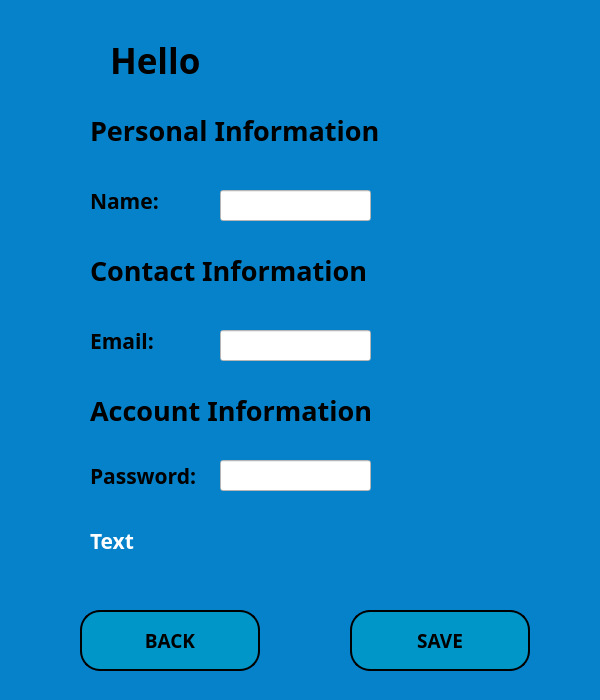
The window that customer_edit_window.ui (melikkekaya/BankingApp_SQL) describes before a commit, drawn with Qt 5.
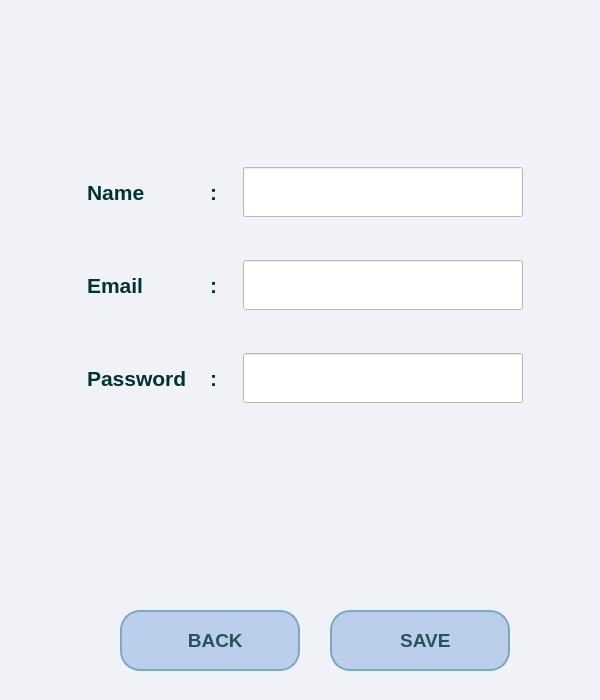
The same window after the commit. Icons and pictures are not drawn.

What changed in the file:
```diff
--- a/customer_edit_window.ui
+++ b/customer_edit_window.ui
@@ -14,173 +14,37 @@
    <string>MainWindow</string>
   </property>
   <property name="styleSheet">
-   <string notr="true">background-color: rgb(5, 130, 202);</string>
+   <string notr="true">background-color: rgb(241, 242, 248);</string>
   </property>
   <widget class="QWidget" name="centralwidget">
-   <widget class="QLabel" name="cseditwdw_lbl_heading">
-    <property name="geometry">
-     <rect>
-      <x>110</x>
-      <y>20</y>
-      <width>191</width>
-      <height>81</height>
-     </rect>
-    </property>
-    <property name="font">
-     <font>
-      <family>Bahnschrift SemiBold</family>
-      <pointsize>26</pointsize>
-      <weight>75</weight>
-      <bold>true</bold>
-     </font>
-    </property>
-    <property name="text">
-     <string>Hello</string>
-    </property>
-   </widget>
    <widget class="QLabel" name="cseditwdw_lbl_showname">
     <property name="geometry">
      <rect>
-      <x>290</x>
-      <y>20</y>
-      <width>191</width>
-      <height>81</height>
+      <x>90</x>
+      <y>30</y>
+      <width>451</width>
+      <height>71</height>
      </rect>
     </property>
+    <property name="font">
+     <font>
+      <family>Arial</family>
+      <pointsize>24</pointsize>
+      <weight>75</weight>
+      <bold>true</bold>
+     </font>
+    </property>
+    <property name="styleSheet">
+     <string notr="true">color: rgb(0, 51, 51);</string>
+    </property>
     <property name="text">
      <string/>
     </property>
    </widget>
-   <widget class="QLabel" name="cseditwdw_lbl_headingPers">
-    <property name="geometry">
-     <rect>
-      <x>90</x>
-      <y>110</y>
-      <width>321</width>
-      <height>41</height>
-     </rect>
-    </property>
-    <property name="font">
-     <font>
-      <family>Bahnschrift SemiBold</family>
-      <pointsize>20</pointsize>
-      <weight>75</weight>
-      <bold>true</bold>
-     </font>
-    </property>
-    <property name="text">
-     <string>Personal Information</string>
-    </property>
-   </widget>
-   <widget class="QLabel" name="cseditwdw_lbl_name">
-    <property name="geometry">
-     <rect>
-      <x>90</x>
-      <y>180</y>
-      <width>91</width>
-      <height>41</height>
-     </rect>
-    </property>
-    <property name="font">
-     <font>
-      <family>Bahnschrift SemiBold</family>
-      <pointsize>16</pointsize>
-      <weight>75</weight>
-      <bold>true</bold>
-     </font>
-    </property>
-    <property name="text">
-     <string>Name:</string>
-    </property>
-   </widget>
-   <widget class="QLabel" name="cseditwdw_lbl_headingCntc">
-    <property name="geometry">
-     <rect>
-      <x>90</x>
-      <y>250</y>
-      <width>321</width>
-      <height>41</height>
-     </rect>
-    </property>
-    <property name="font">
-     <font>
-      <family>Bahnschrift SemiBold</family>
-      <pointsize>20</pointsize>
-      <weight>75</weight>
-      <bold>true</bold>
-     </font>
-    </property>
-    <property name="text">
-     <string>Contact Information</string>
-    </property>
-   </widget>
-   <widget class="QLabel" name="cseditwdw_lbl_email">
-    <property name="geometry">
-     <rect>
-      <x>90</x>
-      <y>320</y>
-      <width>91</width>
-      <height>41</height>
-     </rect>
-    </property>
-    <property name="font">
-     <font>
-      <family>Bahnschrift SemiBold</family>
-      <pointsize>16</pointsize>
-      <weight>75</weight>
-      <bold>true</bold>
-     </font>
-    </property>
-    <property name="text">
-     <string>Email:</string>
-    </property>
-   </widget>
-   <widget class="QLabel" name="cseditwdw_lbl_headingAcc">
-    <property name="geometry">
-     <rect>
-      <x>90</x>
-      <y>390</y>
-      <width>321</width>
-      <height>41</height>
-     </rect>
-    </property>
-    <property name="font">
-     <font>
-      <family>Bahnschrift SemiBold</family>
-      <pointsize>20</pointsize>
-      <weight>75</weight>
-      <bold>true</bold>
-     </font>
-    </property>
-    <property name="text">
-     <string>Account Information</string>
-    </property>
-   </widget>
-   <widget class="QLabel" name="cseditwdw_lbl_password">
-    <property name="geometry">
-     <rect>
-      <x>90</x>
-      <y>460</y>
-      <width>131</width>
-      <height>31</height>
-     </rect>
-    </property>
-    <property name="font">
-     <font>
-      <family>Bahnschrift SemiBold</family>
-      <pointsize>16</pointsize>
-      <weight>75</weight>
-      <bold>true</bold>
-     </font>
-    </property>
-    <property name="text">
-     <string>Password:</string>
-    </property>
-   </widget>
    <widget class="QPushButton" name="cseditwdw_btn_save">
     <property name="geometry">
      <rect>
-      <x>350</x>
+      <x>330</x>
       <y>610</y>
       <width>180</width>
       <height>61</height>
@@ -188,76 +52,43 @@
     </property>
     <property name="font">
      <font>
-      <family>Bahnschrift SemiBold</family>
+      <family>Arial</family>
       <pointsize>14</pointsize>
       <weight>75</weight>
       <bold>true</bold>
      </font>
     </property>
     <property name="styleSheet">
-     <string notr="true">QPushButton {
-background-color: rgb(0, 150, 199);
-   border-color: rgb(66, 167, 255);
-   border-bottom-color: rgb(255, 255, 255);
-   border:2px solid rgb(202, 240, 248);
-   border-radius:20px;
-   border-color: black;
+     <string notr="true">QPushButton{
+color: rgb(39, 82, 97);
+background-color: rgb(187, 207, 237);
+border:2px solid rgb(123, 169, 191);
+border-radius:20px
 }
 
 QPushButton:hover {
-     background-color: rgb(202, 240, 248);
-     border:2px solid rgb(202, 240, 248);
-}
-    
-   </string>
+     background-color: rgb(225, 229, 241);
+     border:2px solid rgb(196, 218, 245);
+}</string>
     </property>
     <property name="text">
-     <string>SAVE</string>
+     <string>  SAVE</string>
     </property>
-   </widget>
-   <widget class="QLineEdit" name="cseditwdw_linedit_CSname_show">
-    <property name="geometry">
-     <rect>
-      <x>220</x>
-      <y>190</y>
-      <width>151</width>
-      <height>31</height>
-     </rect>
+    <property name="icon">
+     <iconset>
+      <normaloff>icons/save.png</normaloff>icons/save.png</iconset>
     </property>
-    <property name="styleSheet">
-     <string notr="true">background-color: rgb(255, 255, 255);</string>
-    </property>
-   </widget>
-   <widget class="QLineEdit" name="cseditwdw_linedit_CSemail_show">
-    <property name="geometry">
-     <rect>
-      <x>220</x>
-      <y>330</y>
-      <width>151</width>
-      <height>31</height>
-     </rect>
-    </property>
-    <property name="styleSheet">
-     <string notr="true">background-color: rgb(255, 255, 255);</string>
-    </property>
-   </widget>
-   <widget class="QLineEdit" name="cseditwdw_linedit_CSpassword_show">
-    <property name="geometry">
-     <rect>
-      <x>220</x>
-      <y>460</y>
-      <width>151</width>
-      <height>31</height>
-     </rect>
-    </property>
-    <property name="styleSheet">
-     <string notr="true">background-color: rgb(255, 255, 255);</string>
+    <property name="iconSize">
+     <size>
+      <width>40</width>
+      <height>40</height>
+     </size>
     </property>
    </widget>
    <widget class="QPushButton" name="cseditwdw_btn_back">
     <property name="geometry">
      <rect>
-      <x>80</x>
+      <x>120</x>
       <y>610</y>
       <width>180</width>
       <height>61</height>
@@ -265,45 +96,52 @@
     </property>
     <property name="font">
      <font>
-      <family>Bahnschrift SemiBold</family>
+      <family>Arial</family>
       <pointsize>14</pointsize>
       <weight>75</weight>
       <bold>true</bold>
      </font>
     </property>
     <property name="styleSheet">
-     <string notr="true">QPushButton {
-background-color: rgb(0, 150, 199);
-   border-color: rgb(66, 167, 255);
-   border-bottom-color: rgb(255, 255, 255);
-   border:2px solid rgb(202, 240, 248);
-   border-radius:20px;
-   border-color: black;
+     <string notr="true">QPushButton{
+color: rgb(39, 82, 97);
+background-color: rgb(187, 207, 237);
+border:2px solid rgb(123, 169, 191);
+border-radius:20px
 }
 
 QPushButton:hover {
      background-color: rgb(202, 240, 248);
      border:2px solid rgb(202, 240, 248);
 }
-    
    </string>
     </property>
     <property name="text">
-     <string>BACK</string>
+     <string>  BACK</string>
+    </property>
+    <property name="icon">
+     <iconset>
+      <normaloff>icons/back-arrow.png</normaloff>icons/back-arrow.png</iconset>
+    </property>
+    <property name="iconSize">
+     <size>
+      <width>40</width>
+      <height>40</height>
+     </size>
     </property>
    </widget>
    <widget class="QLabel" name="cseditwdw_label_successave">
     <property name="geometry">
      <rect>
-      <x>90</x>
-      <y>520</y>
-      <width>261</width>
+      <x>80</x>
+      <y>480</y>
+      <width>441</width>
       <height>41</height>
      </rect>
     </property>
     <property name="font">
      <font>
-      <family>Bahnschrift SemiBold</family>
+      <family>Arial</family>
       <pointsize>16</pointsize>
       <weight>75</weight>
       <bold>true</bold>
@@ -313,9 +151,282 @@
      <string notr="true">color: rgb(255, 255, 255);</string>
     </property>
     <property name="text">
-     <string>Text</string>
+     <string/>
     </property>
    </widget>
+   <widget class="QWidget" name="gridLayoutWidget_2">
+    <property name="geometry">
+     <rect>
+      <x>80</x>
+      <y>130</y>
+      <width>451</width>
+      <height>311</height>
+     </rect>
+    </property>
+    <layout class="QGridLayout" name="gridLayout_2">
+     <item row="0" column="2">
+      <widget class="QLineEdit" name="cseditwdw_linedit_CSname_show">
+       <property name="enabled">
+        <bool>true</bool>
+       </property>
+       <property name="sizePolicy">
+        <sizepolicy hsizetype="Ignored" vsizetype="Ignored">
+         <horstretch>0</horstretch>
+         <verstretch>0</verstretch>
+        </sizepolicy>
+       </property>
+       <property name="minimumSize">
+        <size>
+         <width>250</width>
+         <height>50</height>
+        </size>
+       </property>
+       <property name="maximumSize">
+        <size>
+         <width>280</width>
+         <height>50</height>
+        </size>
+       </property>
+       <property name="font">
+        <font>
+         <family>Arial</family>
+        </font>
+       </property>
+       <property name="styleSheet">
+        <string notr="true">background-color: rgb(255, 255, 255);</string>
+       </property>
+      </widget>
+     </item>
+     <item row="0" column="0">
+      <widget class="QLabel" name="cseditwdw_lbl_name">
+       <property name="minimumSize">
+        <size>
+         <width>110</width>
+         <height>50</height>
+        </size>
+       </property>
+       <property name="maximumSize">
+        <size>
+         <width>110</width>
+         <height>50</height>
+        </size>
+       </property>
+       <property name="font">
+        <font>
+         <family>Arial</family>
+         <pointsize>16</pointsize>
+         <weight>75</weight>
+         <bold>true</bold>
+        </font>
+       </property>
+       <property name="styleSheet">
+        <string notr="true">color: rgb(0, 51, 51);</string>
+       </property>
+       <property name="text">
+        <string>Name</string>
+       </property>
+      </widget>
+     </item>
+     <item row="1" column="0">
+      <widget class="QLabel" name="cseditwdw_lbl_email">
+       <property name="minimumSize">
+        <size>
+         <width>110</width>
+         <height>50</height>
+        </size>
+       </property>
+       <property name="maximumSize">
+        <size>
+         <width>110</width>
+         <height>50</height>
+        </size>
+       </property>
+       <property name="font">
+        <font>
+         <family>Arial</family>
+         <pointsize>16</pointsize>
+         <weight>75</weight>
+         <bold>true</bold>
+        </font>
+       </property>
+       <property name="styleSheet">
+        <string notr="true">color: rgb(0, 51, 51);</string>
+       </property>
+       <property name="text">
+        <string>Email</string>
+       </property>
+      </widget>
+     </item>
+     <item row="0" column="1">
+      <widget class="QLabel" name="lbl">
+       <property name="minimumSize">
+        <size>
+         <width>20</width>
+         <height>50</height>
+        </size>
+       </property>
+       <property name="maximumSize">
+        <size>
+         <width>20</width>
+         <height>50</height>
+        </size>
+       </property>
+       <property name="font">
+        <font>
+         <family>Arial</family>
+         <pointsize>16</pointsize>
+         <weight>75</weight>
+         <bold>true</bold>
+        </font>
+       </property>
+       <property name="styleSheet">
+        <string notr="true">color: rgb(0, 51, 51);</string>
+       </property>
+       <property name="text">
+        <string>:</string>
+       </property>
+      </widget>
+     </item>
+     <item row="1" column="2">
+      <widget class="QLineEdit" name="cseditwdw_linedit_CSemail_show">
+       <property name="minimumSize">
+        <size>
+         <width>0</width>
+         <height>50</height>
+        </size>
+       </property>
+       <property name="maximumSize">
+        <size>
+         <width>280</width>
+         <height>50</height>
+        </size>
+       </property>
+       <property name="font">
+        <font>
+         <family>Arial</family>
+        </font>
+       </property>
+       <property name="styleSheet">
+        <string notr="true">background-color: rgb(255, 255, 255);</string>
+       </property>
+      </widget>
+     </item>
+     <item row="2" column="0">
+      <widget class="QLabel" name="cseditwdw_lbl_password">
+       <property name="minimumSize">
+        <size>
+         <width>110</width>
+         <height>50</height>
+        </size>
+       </property>
+       <property name="maximumSize">
+        <size>
+         <width>110</width>
+         <height>50</height>
+        </size>
+       </property>
+       <property name="font">
+        <font>
+         <family>Arial</family>
+         <pointsize>16</pointsize>
+         <weight>75</weight>
+         <bold>true</bold>
+        </font>
+       </property>
+       <property name="styleSheet">
+        <string notr="true">color: rgb(0, 51, 51);</string>
+       </property>
+       <property name="text">
+        <string>Password</string>
+       </property>
+      </widget>
+     </item>
+     <item row="2" column="2">
+      <widget class="QLineEdit" name="cseditwdw_linedit_CSpassword_show">
+       <property name="minimumSize">
+        <size>
+         <width>0</width>
+         <height>50</height>
+        </size>
+       </property>
+       <property name="maximumSize">
+        <size>
+         <width>280</width>
+         <height>16777215</height>
+        </size>
+       </property>
+       <property name="font">
+        <font>
+         <family>Arial</family>
+        </font>
+       </property>
+       <property name="styleSheet">
+        <string notr="true">background-color: rgb(255, 255, 255);</string>
+       </property>
+      </widget>
+     </item>
+     <item row="1" column="1">
+      <widget class="QLabel" name="lbl_3">
+       <property name="minimumSize">
+        <size>
+         <width>20</width>
+         <height>50</height>
+        </size>
+       </property>
+       <property name="maximumSize">
+        <size>
+         <width>20</width>
+         <height>50</height>
+        </size>
+       </property>
+       <property name="font">
+        <font>
+         <family>Arial</family>
+         <pointsize>16</pointsize>
+         <weight>75</weight>
+         <bold>true</bold>
+        </font>
+       </property>
+       <property name="styleSheet">
+        <string notr="true">color: rgb(0, 51, 51);</string>
+       </property>
+       <property name="text">
+        <string>:</string>
+       </property>
+      </widget>
+     </item>
+     <item row="2" column="1">
+      <widget class="QLabel" name="lbl_2">
+       <property name="minimumSize">
+        <size>
+         <width>20</width>
+         <height>50</height>
+        </size>
+       </property>
+       <property name="maximumSize">
+        <size>
+         <width>20</width>
+         <height>50</height>
+        </size>
+       </property>
+       <property name="font">
+        <font>
+         <family>Arial</family>
+         <pointsize>16</pointsize>
+         <weight>75</weight>
+         <bold>true</bold>
+        </font>
+       </property>
+       <property name="styleSheet">
+        <string notr="true">color: rgb(0, 51, 51);</string>
+       </property>
+       <property name="text">
+        <string>:</string>
+       </property>
+      </widget>
+     </item>
+    </layout>
+   </widget>
   </widget>
   <widget class="QStatusBar" name="statusbar"/>
  </widget>
```
Left out of the diff: 4 changed lines with no effect on the pictures.
